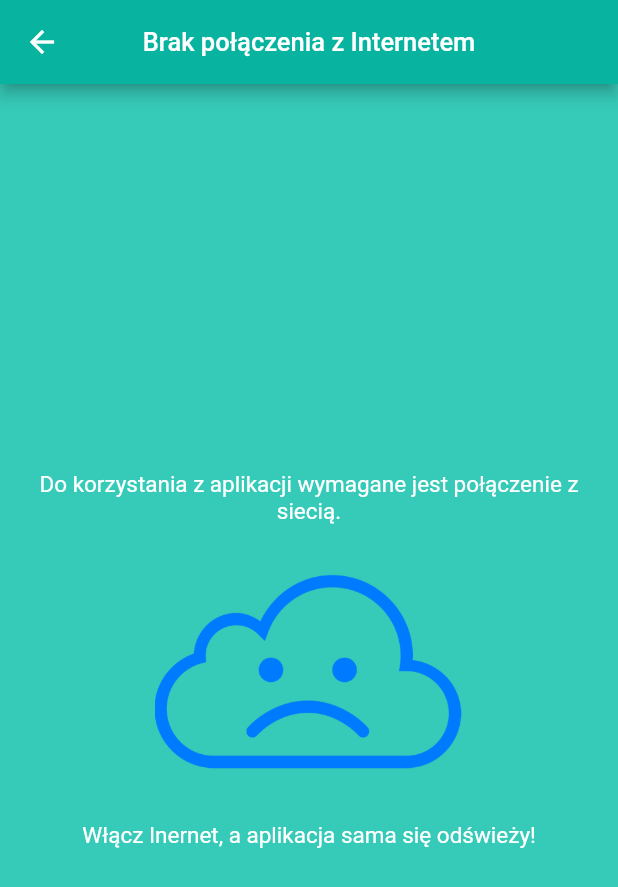
After one commit to MarekRudzki/PogodAppka, a Flutter app: the NoNetwork screen opened directly, on a phone screen of 412 x 824 dp. The commit adds this screen. Shown: the top 887 px of the screen. Run offline on Flutter 3.47's test engine with Material 2 defaults, Android fonts, the phone set to English and light mode, and no system bars; our stand-ins replace dio, equatable, flutter_bloc, flutter_dotenv, geolocator, hive_flutter and 1 more; missing offline and left inert: location_geocoder, worldtime; accounts and stored records are empty; network calls fail.

Commit message:
Design no network connection screen

```diff
--- /dev/null
+++ b/lib/utils/no_network.dart
@@ -0,0 +1,53 @@
+import 'package:flutter/material.dart';
+
+class NoNetwork extends StatelessWidget {
+  const NoNetwork({super.key});
+
+  @override
+  Widget build(BuildContext context) {
+    return Scaffold(
+      backgroundColor: const Color.fromARGB(255, 54, 202, 184),
+      appBar: AppBar(
+        centerTitle: true,
+        backgroundColor: const Color.fromARGB(255, 8, 180, 160),
+        title: const Text(
+          'Brak połączenia z Internetem',
+          style: TextStyle(
+            color: Colors.white,
+            fontSize: 17,
+          ),
+        ),
+      ),
+      body: Padding(
+        padding: const EdgeInsets.all(15),
+        child: Column(
+          mainAxisAlignment: MainAxisAlignment.center,
+          children: [
+            const Text(
+              'Do korzystania z aplikacji wymagane jest połączenie z siecią.',
+              textAlign: TextAlign.center,
+              style: TextStyle(
+                color: Colors.white,
+                fontSize: 15,
+              ),
+            ),
+            const SizedBox(height: 20),
+            Image.asset(
+              'assets/no-network.png',
+              width: MediaQuery.of(context).size.width * 0.5,
+            ),
+            const SizedBox(height: 15),
+            const Text(
+              'Włącz Inernet, a aplikacja sama się odświeży!',
+              textAlign: TextAlign.center,
+              style: TextStyle(
+                color: Colors.white,
+                fontSize: 15,
+              ),
+            ),
+          ],
+        ),
+      ),
+    );
+  }
+}
--- a/pubspec.yaml
+++ b/pubspec.yaml
@@ -26,6 +26,7 @@ dependencies:
   worldtime: ^1.0.9
   google_geocoding_api: ^1.3.0
   scrollable_positioned_list: ^0.3.8
+  internet_connection_checker: ^1.0.0+1
 
 
 dev_dependencies:
```
Also changed, not shown: lib/features/weather/presentation/views/home_screen.dart (+27 -3 lines), lib/features/weather/presentation/widgets/day_length.dart (+6 -9 lines), assets/no-network.png (added), pubspec.lock.
